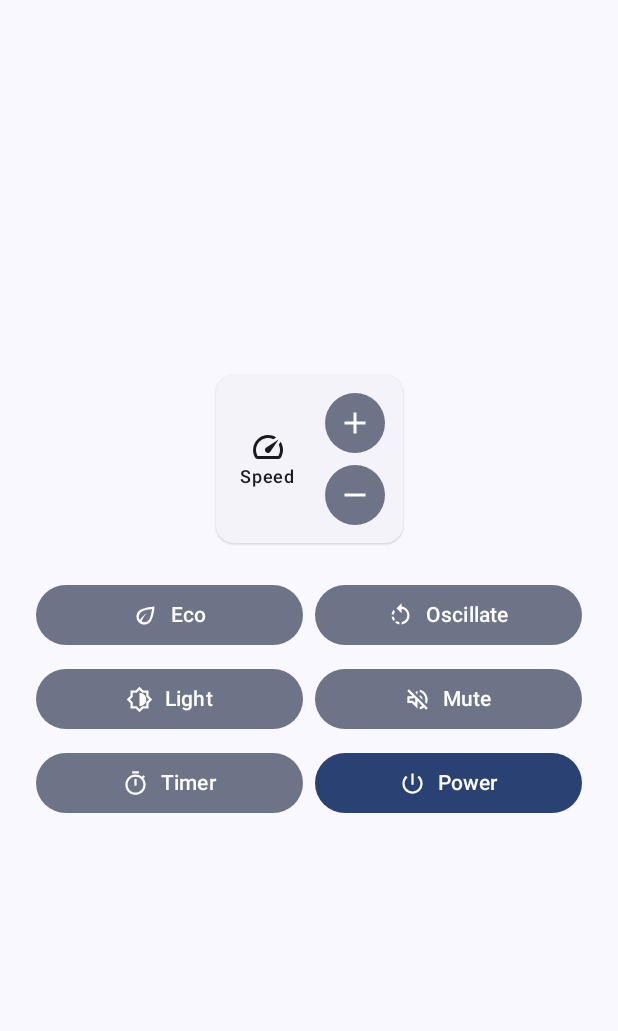
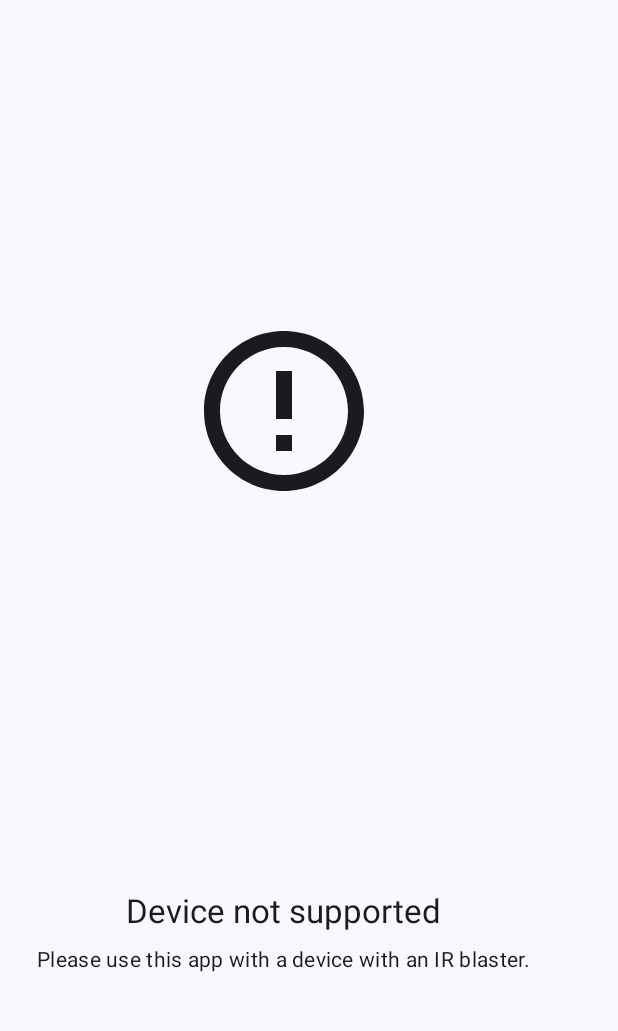
Before and after one commit to Wartybix/MeacoFan_650_Remote, an Android app built with Jetpack Compose: the screen it shows after launch (MainActivity), on a phone screen of 412 x 824 dp, the part 69-1100 px from its top. Run offline under Robolectric (Android 15) with nearby library versions, the phone set to English and light mode, and no system bars.

Commit message:
Added functionality to detect IR support of the target device -- shows error screen if unsupported.

```diff
--- a/app/build.gradle.kts
+++ b/app/build.gradle.kts
@@ -67,4 +67,5 @@ dependencies {
     debugImplementation(libs.androidx.ui.tooling)
     debugImplementation(libs.androidx.ui.test.manifest)
     implementation("androidx.compose.material:material-icons-extended")
+    implementation(libs.androidx.lifecycle.viewmodel.compose)
 }
--- a/app/src/main/java/com/example/meacofan650remote/MainActivity.kt
+++ b/app/src/main/java/com/example/meacofan650remote/MainActivity.kt
@@ -7,6 +7,8 @@ import androidx.activity.enableEdgeToEdge
 import androidx.compose.foundation.layout.fillMaxSize
 import androidx.compose.material3.Scaffold
 import androidx.compose.ui.Modifier
+import androidx.lifecycle.viewmodel.compose.viewModel
+import com.example.meacofan650remote.ui.OverallScreen
 import com.example.meacofan650remote.ui.RemoteScreen
 import com.example.meacofan650remote.ui.TopAppBar
 import com.example.meacofan650remote.ui.theme.MeacoFan650RemoteTheme
@@ -15,14 +17,10 @@ class MainActivity : ComponentActivity() {
     override fun onCreate(savedInstanceState: Bundle?) {
         super.onCreate(savedInstanceState)
         enableEdgeToEdge()
+
         setContent {
             MeacoFan650RemoteTheme {
-                Scaffold(
-                    modifier = Modifier.fillMaxSize(),
-                    topBar = { TopAppBar() }
-                ) { innerPadding ->
-                    RemoteScreen(paddingValues = innerPadding)
-                }
+                OverallScreen()
             }
         }
     }
--- /dev/null
+++ b/app/src/main/java/com/example/meacofan650remote/ui/OverallScreen.kt
@@ -0,0 +1,25 @@
+package com.example.meacofan650remote.ui
+
+import androidx.compose.foundation.layout.fillMaxSize
+import androidx.compose.material3.Scaffold
+import androidx.compose.runtime.Composable
+import androidx.compose.runtime.collectAsState
+import androidx.compose.ui.Modifier
+import androidx.lifecycle.viewmodel.compose.viewModel
+
+@Composable
+fun OverallScreen(
+    viewModel: ViewModel = viewModel()
+) {
+    val uiState = viewModel.uiState.collectAsState().value
+
+    Scaffold(
+        modifier = Modifier.fillMaxSize(),
+        topBar = { TopAppBar() }
+    ) { innerPadding ->
+        if (uiState.irSupported)
+            RemoteScreen(paddingValues = innerPadding)
+        else
+            UnsupportedScreen()
+    }
+}
--- /dev/null
+++ b/app/src/main/java/com/example/meacofan650remote/ui/UnsupportedScreen.kt
@@ -0,0 +1,62 @@
+package com.example.meacofan650remote.ui
+
+import androidx.compose.foundation.layout.Column
+import androidx.compose.foundation.layout.PaddingValues
+import androidx.compose.foundation.layout.Spacer
+import androidx.compose.foundation.layout.padding
+import androidx.compose.foundation.layout.size
+import androidx.compose.material.icons.Icons
+import androidx.compose.material.icons.outlined.Error
+import androidx.compose.material.icons.outlined.ErrorOutline
+import androidx.compose.material3.Icon
+import androidx.compose.material3.MaterialTheme
+import androidx.compose.material3.Text
+import androidx.compose.runtime.Composable
+import androidx.compose.ui.Alignment
+import androidx.compose.ui.Modifier
+import androidx.compose.ui.text.style.TextAlign
+import androidx.compose.ui.tooling.preview.Preview
+import androidx.compose.ui.unit.dp
+
+@Composable
+fun UnsupportedScreen(
+    paddingValues: PaddingValues = PaddingValues(),
+    modifier: Modifier = Modifier
+) {
+    Column(
+        modifier = modifier
+            .padding(paddingValues)
+            .padding(horizontal = 24.dp),
+        horizontalAlignment = Alignment.CenterHorizontally
+    ) {
+        Icon(
+            imageVector = Icons.Outlined.ErrorOutline,
+            contentDescription = null,
+            modifier = Modifier
+                .weight(1f)
+                .size(128.dp)
+                .padding(vertical = 32.dp)
+        )
+
+        Text(
+            text = "Device not supported",
+            style = MaterialTheme.typography.titleLarge
+        )
+
+        Spacer(modifier = Modifier.size(8.dp))
+
+        Text(
+            text = "Please use this app with a device with an IR blaster.",
+            style = MaterialTheme.typography.bodyMedium,
+            textAlign = TextAlign.Center
+        )
+
+        Spacer(modifier = Modifier.size(128.dp))
+    }
+}
+
+@Preview
+@Composable
+fun UnsupportedScreenPreview() {
+    UnsupportedScreen()
+}
--- a/app/src/main/java/com/example/meacofan650remote/ui/ViewModel.kt
+++ b/app/src/main/java/com/example/meacofan650remote/ui/ViewModel.kt
@@ -16,12 +16,12 @@ class ViewModel(application: Application) : AndroidViewModel(application) {
     private val _uiState = MutableStateFlow(UiState())
     val uiState: StateFlow<UiState> = _uiState.asStateFlow()
 
-    val irManager: ConsumerIrManager = context.getSystemService(
+    val irManager: ConsumerIrManager? = context.getSystemService(
         Context.CONSUMER_IR_SERVICE
-    ) as ConsumerIrManager
+    ) as ConsumerIrManager?
 
     init {
-        _uiState.value.irSupported = irManager.hasIrEmitter()
+        _uiState.value.irSupported = irManager?.hasIrEmitter() ?: false
     }
 
     fun broadcastSignal(function: RemoteFunction) {
--- a/gradle/libs.versions.toml
+++ b/gradle/libs.versions.toml
@@ -8,9 +8,11 @@ espressoCore = "3.5.1"
 lifecycleRuntimeKtx = "2.6.1"
 activityCompose = "1.8.0"
 composeBom = "2023.08.00"
+lifecycleViewmodelCompose = "2.7.0"
 
 [libraries]
 androidx-core-ktx = { group = "androidx.core", name = "core-ktx", version.ref = "coreKtx" }
+androidx-lifecycle-viewmodel-compose = { module = "androidx.lifecycle:lifecycle-viewmodel-compose", version.ref = "lifecycleViewmodelCompose" }
 junit = { group = "junit", name = "junit", version.ref = "junit" }
 androidx-junit = { group = "androidx.test.ext", name = "junit", version.ref = "junitVersion" }
 androidx-espresso-core = { group = "androidx.test.espresso", name = "espresso-core", version.ref = "espressoCore" }
```
